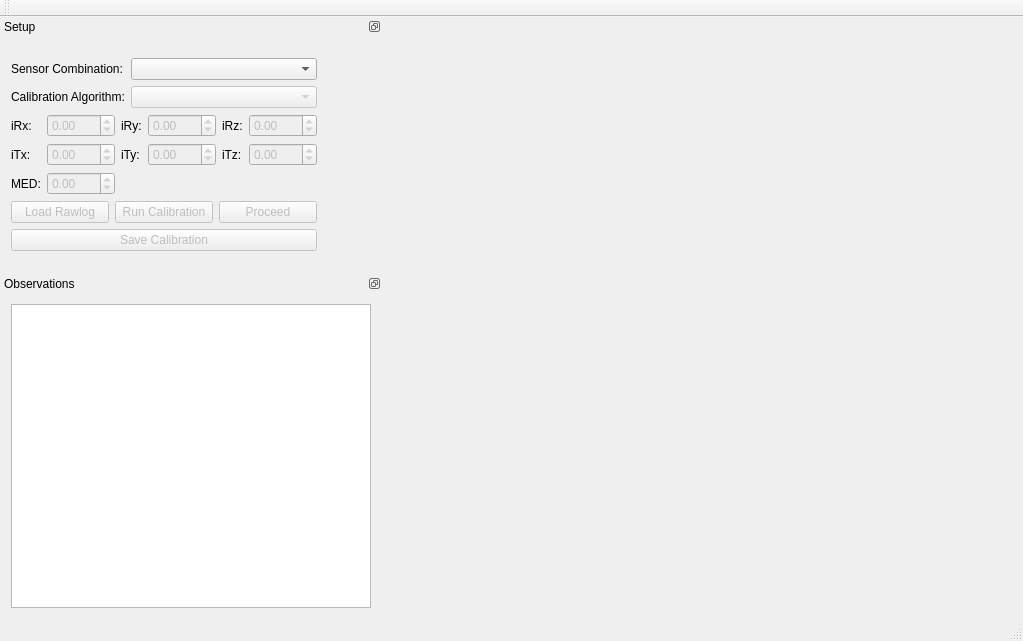
Above: gui/CMainWindow.ui from MRPT/autocalib-sensor-extrinsics before the change. Below: the same form after it.
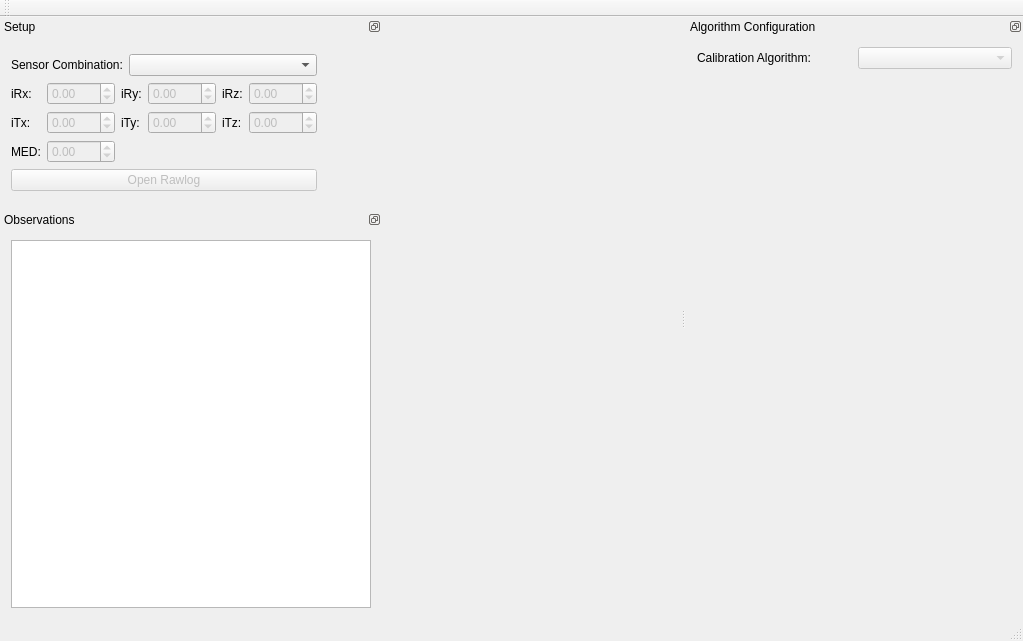
That is the form after the change. Custom widgets are drawn as their Qt base class.

Commit message:
Add widget for algo config, link ui to core
* Add dockwidget for algo config, insert algo specific widget based on selection
* Setup code to pass values from ui to core algo
* Refactoring

What changed in the file:
```diff
--- a/gui/CMainWindow.ui
+++ b/gui/CMainWindow.ui
@@ -13,6 +13,9 @@
   <property name="windowTitle">
    <string>MainWindow</string>
   </property>
+  <property name="accessibleName">
+   <string>mainwindow</string>
+  </property>
   <widget class="QWidget" name="centralWidget">
    <layout class="QVBoxLayout" name="verticalLayout_2">
     <item>
@@ -27,24 +30,6 @@
     </item>
    </layout>
   </widget>
-  <widget class="QMenuBar" name="menuBar">
-   <property name="geometry">
-    <rect>
-     <x>0</x>
-     <y>0</y>
-     <width>1023</width>
-     <height>22</height>
-    </rect>
-   </property>
-  </widget>
-  <widget class="QToolBar" name="mainToolBar">
-   <attribute name="toolBarArea">
-    <enum>TopToolBarArea</enum>
-   </attribute>
-   <attribute name="toolBarBreak">
-    <bool>false</bool>
-   </attribute>
-  </widget>
   <widget class="QStatusBar" name="status_bar"/>
   <widget class="QDockWidget" name="setup_dockwidget">
    <property name="sizePolicy">
@@ -56,13 +41,13 @@
    <property name="minimumSize">
     <size>
      <width>382</width>
-     <height>257</height>
+     <height>193</height>
     </size>
    </property>
    <property name="maximumSize">
     <size>
      <width>382</width>
-     <height>257</height>
+     <height>193</height>
     </size>
    </property>
    <property name="features">
@@ -105,30 +90,6 @@
          </item>
         </widget>
        </item>
-       <item row="1" column="0">
-        <widget class="QLabel" name="algo_label">
-         <property name="text">
-          <string>Calibration Algorithm:</string>
-         </property>
-        </widget>
-       </item>
-       <item row="1" column="1">
-        <widget class="QComboBox" name="algo_cbox">
-         <property name="enabled">
-          <bool>false</bool>
-         </property>
-         <item>
-          <property name="text">
-           <string/>
-          </property>
-         </item>
-         <item>
-          <property name="text">
-           <string>Plane matching</string>
-          </property>
-         </item>
-        </widget>
-       </item>
       </layout>
      </item>
      <item>
@@ -297,46 +258,12 @@
       </layout>
      </item>
      <item>
-      <layout class="QHBoxLayout" name="horizontalLayout_5">
-       <item>
-        <widget class="QPushButton" name="load_rlog_button">
-         <property name="enabled">
-          <bool>false</bool>
-         </property>
-         <property name="text">
-          <string>Load Rawlog</string>
-         </property>
-        </widget>
-       </item>
-       <item>
-        <widget class="QPushButton" name="run_calib_button">
-         <property name="enabled">
-          <bool>false</bool>
-         </property>
-         <property name="text">
-          <string>Run Calibration</string>
-         </property>
-        </widget>
-       </item>
-       <item>
-        <widget class="QPushButton" name="proceed_calib_button">
-         <property name="enabled">
-          <bool>false</bool>
-         </property>
-         <property name="text">
-          <string>Proceed</string>
-         </property>
-        </widget>
-       </item>
-      </layout>
-     </item>
-     <item>
-      <widget class="QPushButton" name="save_calib_button">
+      <widget class="QPushButton" name="open_rlog_button">
        <property name="enabled">
         <bool>false</bool>
        </property>
        <property name="text">
-        <string>Save Calibration</string>
+        <string>Open Rawlog</string>
        </property>
        <property name="autoDefault">
         <bool>false</bool>
@@ -373,6 +300,82 @@
     </layout>
    </widget>
   </widget>
+  <widget class="QDockWidget" name="config_dockwidget">
+   <property name="minimumSize">
+    <size>
+     <width>337</width>
+     <height>257</height>
+    </size>
+   </property>
+   <property name="accessibleName">
+    <string>config_dock</string>
+   </property>
+   <property name="features">
+    <set>QDockWidget::DockWidgetFloatable|QDockWidget::DockWidgetMovable</set>
+   </property>
+   <property name="windowTitle">
+    <string>Algorithm Configuration</string>
+   </property>
+   <attribute name="dockWidgetArea">
+    <number>2</number>
+   </attribute>
+   <widget class="QWidget" name="config_dockwidget_contents">
+    <property name="accessibleName">
+     <string>config_content</string>
+    </property>
+    <layout class="QVBoxLayout" name="verticalLayout_3">
+     <item>
+      <layout class="QHBoxLayout" name="algo_group">
+       <item>
+        <widget class="QLabel" name="algo_label">
+         <property name="text">
+          <string>Calibration Algorithm:</string>
+         </property>
+        </widget>
+       </item>
+       <item>
+        <widget class="QComboBox" name="algo_cbox">
+         <property name="enabled">
+          <bool>false</bool>
+         </property>
+         <item>
+          <property name="text">
+           <string/>
+          </property>
+         </item>
+         <item>
+          <property name="text">
+           <string>Plane matching</string>
+          </property>
+         </item>
+        </widget>
+       </item>
+      </layout>
+     </item>
+     <item>
+      <spacer name="verticalSpacer">
+       <property name="orientation">
+        <enum>Qt::Vertical</enum>
+       </property>
+       <property name="sizeHint" stdset="0">
+        <size>
+         <width>20</width>
+         <height>40</height>
+        </size>
+       </property>
+      </spacer>
+     </item>
+    </layout>
+   </widget>
+  </widget>
+  <widget class="QToolBar" name="tool_bar">
+   <attribute name="toolBarArea">
+    <enum>TopToolBarArea</enum>
+   </attribute>
+   <attribute name="toolBarBreak">
+    <bool>false</bool>
+   </attribute>
+  </widget>
  </widget>
  <layoutdefault spacing="6" margin="11"/>
  <customwidgets>
```
Left out of the diff: 2 changed lines with no effect on the pictures. The commit also changes 31 other files.
